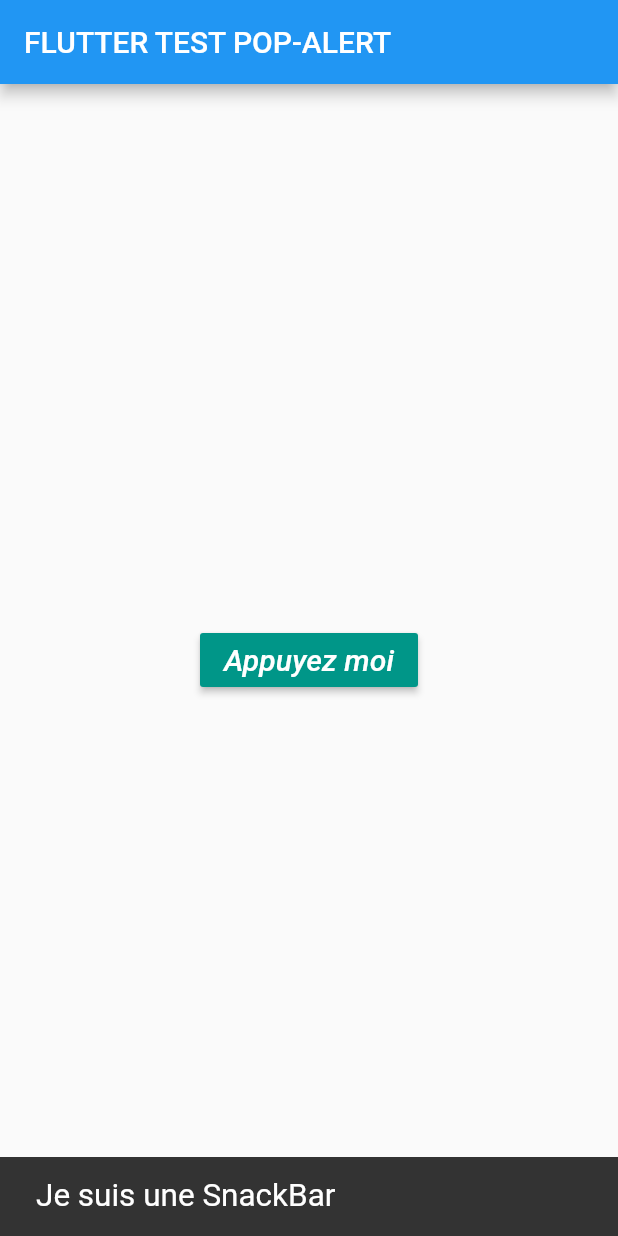
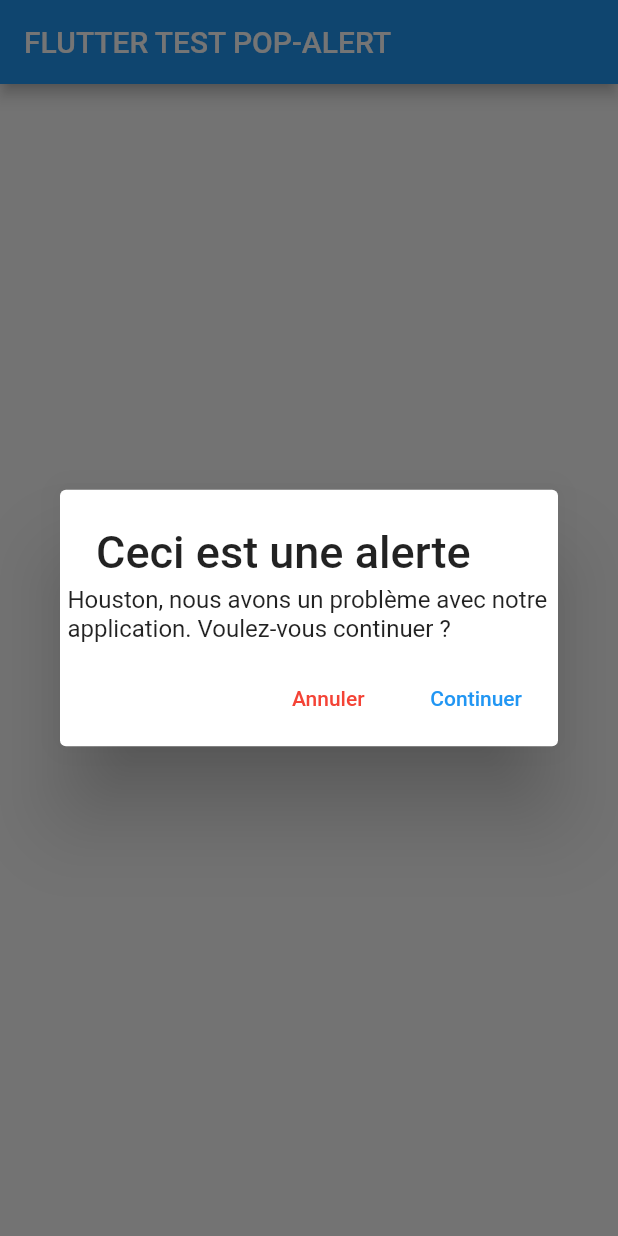
Before and after one commit to suvaAF/popalert, a Flutter app: the screen it shows after launch, after a tap on "Appuyez moi", on a phone screen of 412 x 824 dp. Run offline on Flutter 3.47's test engine with Material 2 defaults, Android fonts, the phone set to English and light mode, and no system bars.

Commit message:
2e commit App Mobile Pop-Alert

```diff
--- a/lib/body.dart
+++ b/lib/body.dart
@@ -1,3 +1,4 @@
+import 'package:flutter/cupertino.dart';
 import 'package:flutter/material.dart';
 
 class Body extends StatefulWidget {
@@ -22,7 +23,7 @@ class _BodyState extends State<Body> {
              fontSize: 20.0
            ),
          ),
-          onPressed: snack),
+          onPressed: alerte),
     ) ;
   }
 
@@ -40,4 +41,36 @@ class _BodyState extends State<Body> {
     Scaffold.of(context).showSnackBar(snackBar);
   }
 
+  Future<Null> alerte() async {
+    return showDialog(
+        context: context,
+        barrierDismissible: false,
+        builder: (BuildContext context) {
+          return new AlertDialog(
+            title: new Text('Ceci est une alerte', textScaleFactor: 1.5,),
+            content: new Text(
+                'Houston, nous avons un problème avec notre application. Voulez-vous continuer ?'),
+            contentPadding: EdgeInsets.all(5.0),
+            actions: <Widget>[
+              new FlatButton(
+                  onPressed: () {
+                    print('Abort');
+                    Navigator.pop(context);
+                  },
+                  child: new Text(
+                    'Annuler', style: new TextStyle(color: Colors.red),)),
+              new FlatButton(
+                  onPressed: () {
+                    print('Proceed');
+                    Navigator.pop(context);
+                  },
+                  child: new Text("Continuer", style: new TextStyle(color: Colors.blue),))
+
+            ],
+          );
+        }
+
+    );
+  }
+
 }
```
